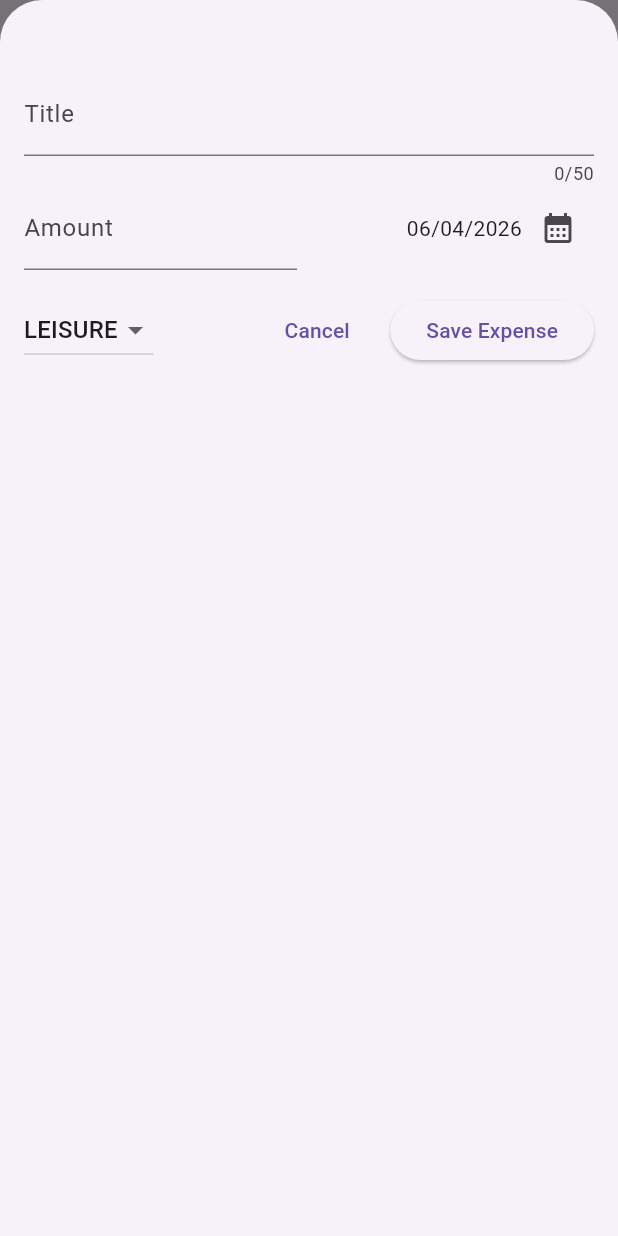
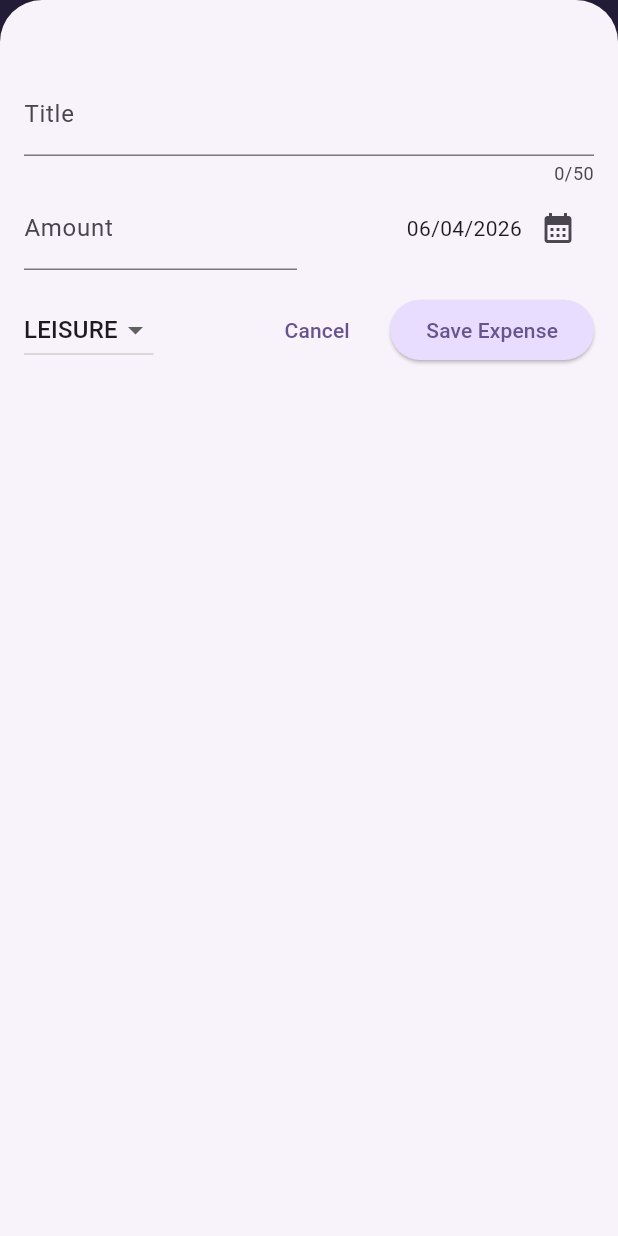
Before and after one commit to pireslima18/expense_tracker, a Flutter app: the screen it shows after launch, after a tap on the "add" icon, on a phone screen of 412 x 824 dp. Run offline on Flutter 3.47's test engine with Material 3 defaults, Android fonts, the phone set to English and light mode, and no system bars.

Commit message:
master: Subindo configuração de theme

```diff
--- a/lib/main.dart
+++ b/lib/main.dart
@@ -1,8 +1,38 @@
 import 'package:expense_racker/widgets/expenses.dart';
 import 'package:flutter/material.dart';
 
+var kColorSchema = ColorScheme.fromSeed(seedColor: const Color.fromARGB(255, 96, 59, 181));
+
 void main() {
-  runApp(const MaterialApp(
-    home: Expenses(),
+  runApp(MaterialApp(
+    theme: ThemeData().copyWith(
+      useMaterial3: true,
+      colorScheme: kColorSchema,
+      appBarTheme:  const AppBarTheme().copyWith(
+        backgroundColor: kColorSchema.onPrimaryContainer,
+        foregroundColor: kColorSchema.primaryContainer,
+        centerTitle: false
+      ),
+      cardTheme: const CardTheme().copyWith(
+        color: kColorSchema.secondaryContainer,
+        margin: const EdgeInsets.symmetric(
+          horizontal: 16,
+          vertical: 8,
+        )
+      ),
+      elevatedButtonTheme: ElevatedButtonThemeData(
+        style: ElevatedButton.styleFrom(
+          backgroundColor: kColorSchema.primaryContainer
+        ),
+      ),
+      textTheme: ThemeData().textTheme.copyWith(
+        titleLarge: TextStyle(
+          fontWeight: FontWeight.normal,
+          color: kColorSchema.onSecondaryContainer,
+          fontSize: 14,
+        )
+      )
+    ),
+    home: const Expenses(),
   ));
 }
```
